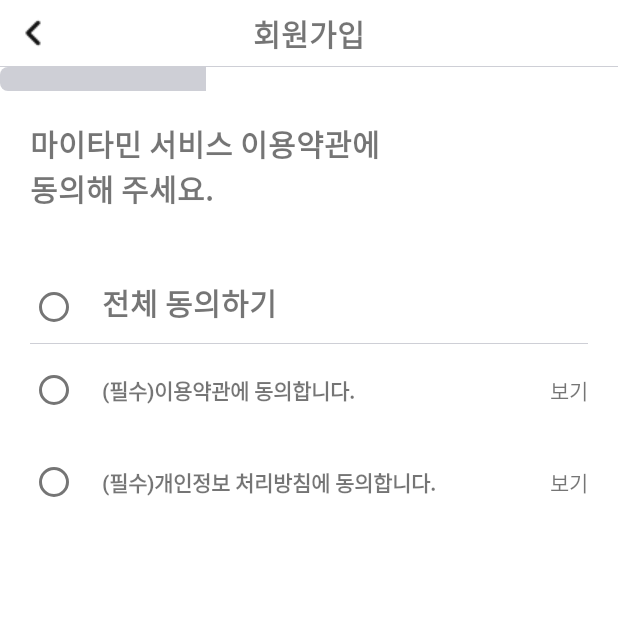
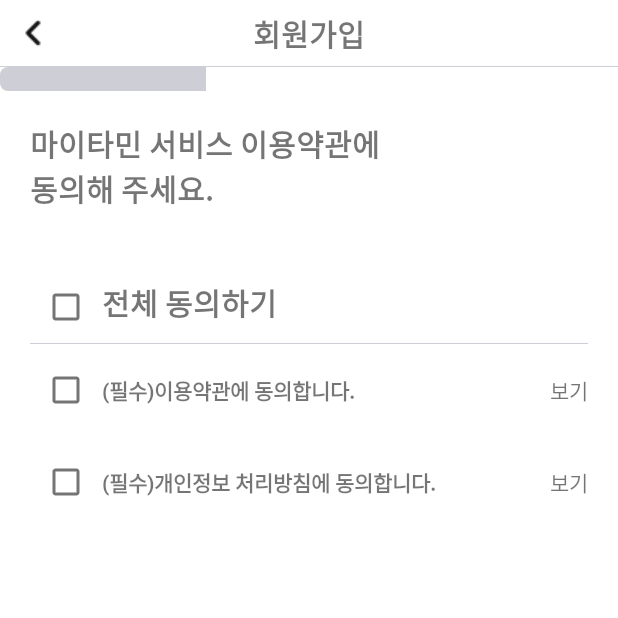
Before and after one commit to dlrkdmsdkdld/mitamin, an Android app: the joinStepTwoFragment screen opened through its navigation route, on a phone screen of 412 x 824 dp, the top half of it. Run offline under Robolectric (Android 15) with nearby library versions, the phone set to English and light mode, and no system bars; our stand-ins replace RxJava; libraries missing offline, so code that uses them is left out: com.jakewharton.rxbinding4; 3 statements that could not run were skipped.

Commit message:
Feat: 회원가입 아이디유효성검사 ,약관동의 완성  - > 약관동의 체크박스 커스텀해야함

```diff
--- a/Mytamin/app/src/main/java/kr/ac/kpu/ce2017154024/mytamin/viewModel/joinViewModel.kt
+++ b/Mytamin/app/src/main/java/kr/ac/kpu/ce2017154024/mytamin/viewModel/joinViewModel.kt
@@ -1,10 +1,12 @@
 package kr.ac.kpu.ce2017154024.mytamin.viewModel
 
+import android.util.Log
 import androidx.lifecycle.LiveData
 import androidx.lifecycle.MutableLiveData
 import androidx.lifecycle.ViewModel
 import io.reactivex.rxjava3.core.Observable
 import kotlinx.coroutines.Job
+import kr.ac.kpu.ce2017154024.mytamin.utils.Constant.TAG
 import java.util.concurrent.TimeUnit
 
 class joinViewModel: ViewModel() {
@@ -26,6 +28,7 @@
         get() = email
     fun setemail(time:String){
         email.value = time
+        Log.d(TAG,"joinViewModel emailValue -> ${email.value}")
     }
 
     private val name = MutableLiveData<String>()
--- /dev/null
+++ b/Mytamin/app/src/main/res/drawable/ic_baseline_error_24.xml
@@ -0,0 +1,5 @@
+<vector android:height="24dp" android:tint="#000000"
+    android:viewportHeight="24" android:viewportWidth="24"
+    android:width="24dp" xmlns:android="http://schemas.android.com/apk/res/android">
+    <path android:fillColor="@android:color/white" android:pathData="M12,2C6.48,2 2,6.48 2,12s4.48,10 10,10 10,-4.48 10,-10S17.52,2 12,2zM13,17h-2v-2h2v2zM13,13h-2L11,7h2v6z"/>
+</vector>
--- a/Mytamin/app/src/main/res/layout/fragment_join_step_one.xml
+++ b/Mytamin/app/src/main/res/layout/fragment_join_step_one.xml
@@ -40,7 +40,7 @@
         android:hint="이메일을 입력해주세요."
         style="@style/Widget.MaterialComponents.TextInputLayout.FilledBox.Dense"
         app:endIconCheckable="true"
-        app:endIconDrawable="@drawable/ic_baseline_check_24"
+        app:endIconMode="custom"
         >
 <!--        style="@style/Widget.MaterialComponents.TextInputLayout.OutlinedBox"-->
 <!--        app:boxStrokeColor="@color/textinputlayout_boxstroke"-->
@@ -113,6 +113,7 @@
         app:endIconMode="password_toggle"
         app:endIconCheckable="true"
         android:hint="비밀번화 확인을 위해 다시 비밀번호를 입력해주세요"
+        app:hintTextAppearance="@style/TextLabel"
         >
 
         <!--        style="@style/Widget.MaterialComponents.TextInputLayout.OutlinedBox"-->
--- a/Mytamin/app/src/main/res/layout/fragment_join_step_two.xml
+++ b/Mytamin/app/src/main/res/layout/fragment_join_step_two.xml
@@ -28,17 +28,16 @@
         app:layout_constraintLeft_toLeftOf="parent"
         android:id="@+id/join_step_two_layout"
         >
-        <RadioButton
+        <CheckBox
             android:layout_width="wrap_content"
             android:layout_height="wrap_content"
             android:layout_marginLeft="20dp"
-            android:id="@+id/join_step_two_all_radio"
+            android:id="@+id/join_step_two_all_check"
             />
 
         <TextView
             android:layout_width="wrap_content"
             android:layout_height="wrap_content"
-
             android:text="전체 동의하기"
             android:textSize="20sp"
             android:textStyle="bold"
@@ -61,20 +60,22 @@
         app:layout_constraintStart_toStartOf="parent"
         app:layout_constraintEnd_toEndOf="parent"
         >
-        <RadioButton
+        <CheckBox
             android:layout_width="wrap_content"
             android:layout_height="wrap_content"
             app:layout_constraintTop_toTopOf="parent"
             app:layout_constraintBottom_toBottomOf="parent"
             app:layout_constraintLeft_toLeftOf="parent"
             android:layout_marginLeft="20dp"
-            android:id="@+id/join_step_two_first_radio"
+            android:id="@+id/join_step_two_first_check"
             />
+
+
 
         <TextView
             android:layout_width="wrap_content"
             android:layout_height="wrap_content"
-            app:layout_constraintLeft_toRightOf="@+id/join_step_two_first_radio"
+            app:layout_constraintLeft_toRightOf="@+id/join_step_two_first_check"
             android:text="(필수)이용약관에 동의합니다."
             app:layout_constraintTop_toTopOf="parent"
             app:layout_constraintBottom_toBottomOf="parent"
@@ -100,20 +101,21 @@
         app:layout_constraintEnd_toEndOf="parent"
         android:id="@+id/join_step_two_layout_two"
         >
-        <RadioButton
+        <CheckBox
             android:layout_width="wrap_content"
             android:layout_height="wrap_content"
+
+            android:layout_marginLeft="20dp"
+            android:id="@+id/join_step_two_second_check"
             app:layout_constraintTop_toTopOf="parent"
             app:layout_constraintBottom_toBottomOf="parent"
             app:layout_constraintLeft_toLeftOf="parent"
-            android:layout_marginLeft="20dp"
-            android:id="@+id/join_step_two_second_radio"
             />
 
         <TextView
             android:layout_width="wrap_content"
             android:layout_height="wrap_content"
-            app:layout_constraintLeft_toRightOf="@+id/join_step_two_second_radio"
+            app:layout_constraintLeft_toRightOf="@+id/join_step_two_second_check"
             android:text="(필수)개인정보 처리방침에 동의합니다."
             app:layout_constraintTop_toTopOf="parent"
             app:layout_constraintBottom_toBottomOf="parent"
--- a/Mytamin/app/src/main/res/values/themes.xml
+++ b/Mytamin/app/src/main/res/values/themes.xml
@@ -26,7 +26,8 @@
         <item name="colorAccent">@color/white</item>
     </style>
     <style name="TextLabel">
-        <item name="android:textSize">1sp</item>
+        <item name="android:textSize">0sp</item>
+
     </style>
     <style name="hintTextSize" parent="Widget.MaterialComponents.TextInputLayout.FilledBox.Dense">
         <item name="android:textSize">1sp</item>
```
Also changed, not shown: Mytamin/app/build.gradle (+5 -3 lines), Mytamin/app/src/main/java/kr/ac/kpu/ce2017154024/mytamin/activity/joinActivity.kt (+13 -5 lines), Mytamin/app/src/main/java/kr/ac/kpu/ce2017154024/mytamin/fragment/joinStepOneFragment.kt (+87 -18 lines), Mytamin/app/src/main/java/kr/ac/kpu/ce2017154024/mytamin/fragment/joinStepTwoFragment.kt (+46 -14 lines).
